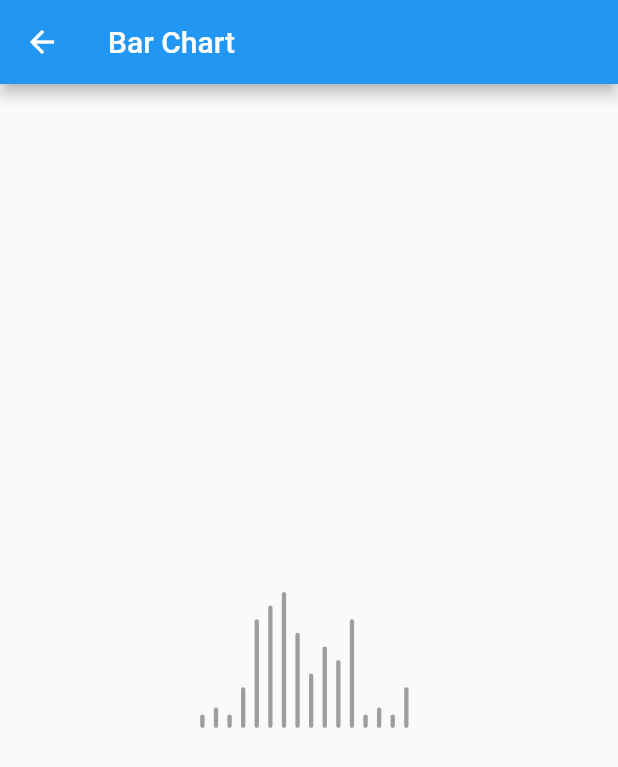
After one commit to devaliakbar/pie_chart, a Flutter app: the screen it shows after launch, after a tap on "Bar Chart", on a phone screen of 412 x 824 dp. The commit adds this screen. Shown: the top 767 px of the screen. Run offline on Flutter 3.47's test engine with Material 2 defaults, Android fonts, the light colour scheme and no system bars; our stand-ins replace fl_chart; missing offline and left inert: touchable.

Commit message:
Created Bar Chart

```diff
--- /dev/null
+++ b/lib/bar_chart/bar_chart_example.dart
@@ -0,0 +1,27 @@
+import 'package:chart/bar_chart/bar_chart_widget.dart';
+import 'package:flutter/material.dart';
+
+class BarChartExample extends StatelessWidget {
+  @override
+  Widget build(BuildContext context) {
+    return Scaffold(
+      appBar: AppBar(
+        title: Text('Bar Chart'),
+      ),
+      body: SafeArea(
+        child: Padding(
+          padding: EdgeInsets.all(15),
+          child: Column(
+            mainAxisAlignment: MainAxisAlignment.center,
+            children: [
+              Align(
+                alignment: Alignment.center,
+                child: BarChartWidget(),
+              ),
+            ],
+          ),
+        ),
+      ),
+    );
+  }
+}
--- /dev/null
+++ b/lib/bar_chart/bar_chart_widget.dart
@@ -0,0 +1,63 @@
+import 'package:flutter/material.dart';
+
+class BarChartWidget extends StatelessWidget {
+  final Color barColor;
+  BarChartWidget({this.barColor = Colors.grey});
+
+  final List<double> data = [
+    0.1,
+    0.15,
+    0.1,
+    0.3,
+    0.8,
+    0.9,
+    1,
+    0.7,
+    0.4,
+    0.6,
+    0.5,
+    0.8,
+    0.1,
+    0.15,
+    0.1,
+    0.3,
+  ];
+
+  @override
+  Widget build(BuildContext context) {
+    final double _blockSizeVertical = MediaQuery.of(context).size.height / 100;
+    double _containerHeight = 11 * _blockSizeVertical;
+
+    final double _blockSizeHorizontal = MediaQuery.of(context).size.width / 100;
+
+    final double _barWidth = 0.7 * _blockSizeHorizontal;
+
+    final double _spacing = 1.5 * _blockSizeHorizontal;
+
+    return Container(
+      height: _containerHeight,
+      child: ListView.builder(
+        itemCount: data.length,
+        shrinkWrap: true,
+        padding: EdgeInsets.all(0),
+        scrollDirection: Axis.horizontal,
+        itemBuilder: (BuildContext context, int index) {
+          return Column(
+            mainAxisAlignment: MainAxisAlignment.end,
+            children: [
+              Container(
+                margin: EdgeInsets.only(right: _spacing),
+                height: data[index] * _containerHeight,
+                width: _barWidth,
+                decoration: BoxDecoration(
+                  color: barColor,
+                  borderRadius: BorderRadius.circular(_barWidth),
+                ),
+              )
+            ],
+          );
+        },
+      ),
+    );
+  }
+}
--- a/lib/main.dart
+++ b/lib/main.dart
@@ -1,3 +1,4 @@
+import 'package:chart/bar_chart/bar_chart_example.dart';
 import 'package:chart/line_chart/line_chart_example.dart';
 import 'package:chart/pie_chart/pie_chart_example.dart';
 import 'package:flutter/material.dart';
@@ -51,6 +52,17 @@ class Menu extends StatelessWidget {
                   );
                 },
                 child: Text("Line Chart"),
+              ),
+              ElevatedButton(
+                onPressed: () {
+                  Navigator.push(
+                    context,
+                    MaterialPageRoute(
+                      builder: (context) => BarChartExample(),
+                    ),
+                  );
+                },
+                child: Text("Bar Chart"),
               )
             ],
           ),
```
